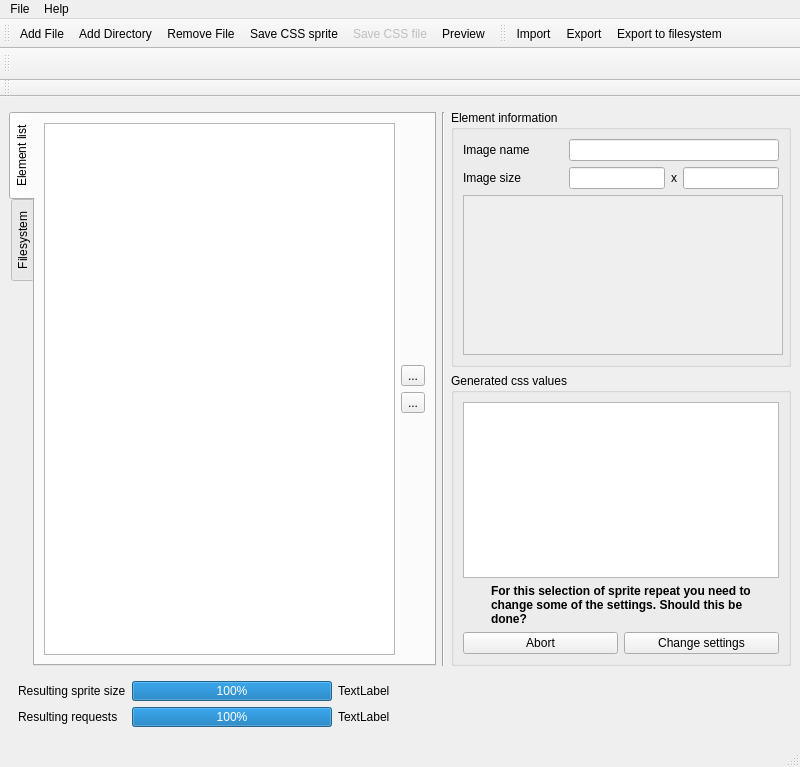
Above: src/ui/mainwindow.ui from pcvolkmer/spritegenerator before the change. Below: the same form after it.
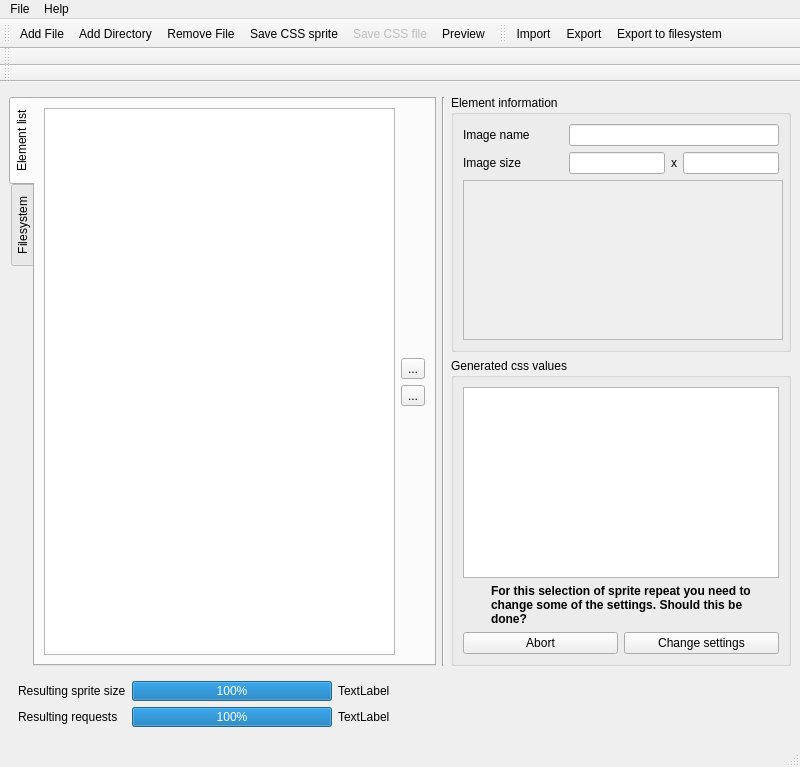
That is the form after the change. Icons and pictures are not drawn. Custom widgets are drawn as their Qt base class.

Patch:
```diff
--- a/src/ui/mainwindow.ui
+++ b/src/ui/mainwindow.ui
@@ -651,13 +651,13 @@
    <property name="minimumSize">
     <size>
      <width>0</width>
-     <height>32</height>
+     <height>0</height>
     </size>
    </property>
    <property name="maximumSize">
     <size>
      <width>16777215</width>
-     <height>24</height>
+     <height>16777215</height>
     </size>
    </property>
    <property name="windowTitle">
```
